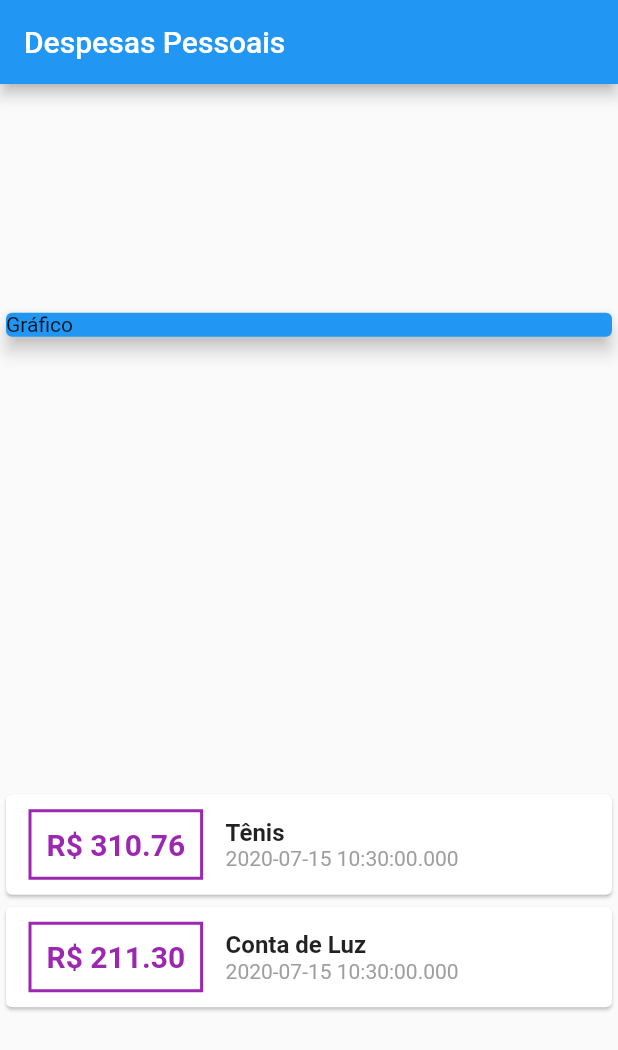
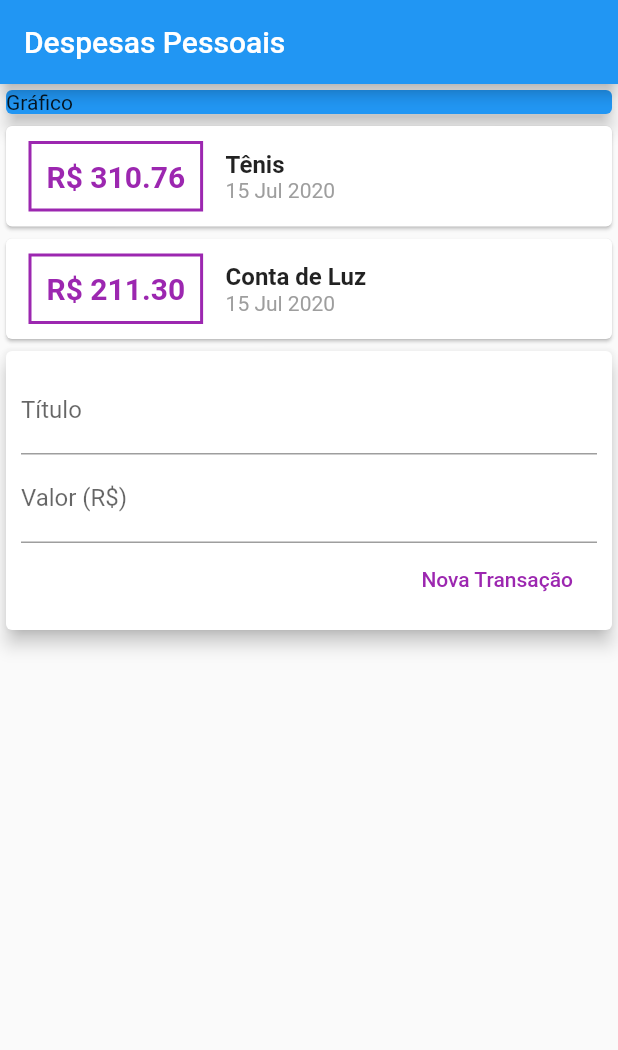
Before and after one commit to barbara-oliveira/expenses, a Flutter app: the screen it shows after launch, on a phone screen of 412 x 824 dp. Shown: the top 1050 px of the screen. Run offline on Flutter 3.47's test engine with Material 2 defaults, Android fonts, the phone set to English and light mode, and no system bars.

Commit message:
adicionando transação

```diff
--- /dev/null
+++ b/lib/components/transaction_form.dart
@@ -0,0 +1,50 @@
+import 'package:flutter/material.dart';
+
+class TransactionForm extends StatelessWidget {
+  final titleController = TextEditingController();
+  final valueCotroller = TextEditingController();
+
+  final void Function(String, double) onSubmit;
+
+  TransactionForm(this.onSubmit);
+
+  @override
+  Widget build(BuildContext context) {
+    return Card(
+      elevation: 5,
+      child: Padding(
+        padding: const EdgeInsets.all(10),
+        child: Column(
+          children: <Widget>[
+            TextField(
+              controller: titleController,
+              decoration: InputDecoration(
+                labelText: "Título",
+              ),
+            ),
+            TextField(
+              controller: valueCotroller,
+              decoration: InputDecoration(
+                labelText: "Valor (R\$)",
+              ),
+            ),
+            Row(
+              mainAxisAlignment: MainAxisAlignment.end,
+              children: [
+                FlatButton(
+                  child: Text("Nova Transação"),
+                  textColor: Colors.purple,
+                  onPressed: () {
+                    final title = titleController.text;
+                    final value = double.tryParse(valueCotroller.text) ?? 0.0;
+                    onSubmit(title, value);
+                  },
+                ),
+              ],
+            ),
+          ],
+        ),
+      ),
+    );
+  }
+}
--- /dev/null
+++ b/lib/components/transaction_list.dart
@@ -0,0 +1,61 @@
+import 'package:expenses/models/transaction.dart';
+import 'package:flutter/material.dart';
+import 'package:intl/intl.dart';
+
+class TransactionList extends StatelessWidget {
+  final List<Transaction> transactions;
+
+  TransactionList(this.transactions);
+
+  @override
+  Widget build(BuildContext context) {
+    return Column(
+      children: transactions.map((tr) {
+        return Card(
+          child: Row(
+            children: <Widget>[
+              Container(
+                margin: EdgeInsets.symmetric(
+                  horizontal: 15,
+                  vertical: 10,
+                ),
+                decoration: BoxDecoration(
+                  border: Border.all(
+                    color: Colors.purple,
+                    width: 2,
+                  ),
+                ),
+                padding: EdgeInsets.all(10),
+                child: Text(
+                  "R\$ ${tr.value.toStringAsFixed(2)}",
+                  style: TextStyle(
+                      fontWeight: FontWeight.bold,
+                      fontSize: 20,
+                      color: Colors.purple),
+                ),
+              ),
+              Column(
+                crossAxisAlignment: CrossAxisAlignment.start,
+                children: <Widget>[
+                  Text(
+                    tr.title,
+                    style: TextStyle(
+                      fontSize: 16,
+                      fontWeight: FontWeight.bold,
+                    ),
+                  ),
+                  Text(
+                    DateFormat('d MMM y').format(tr.date),
+                    style: TextStyle(
+                      color: Colors.grey,
+                    ),
+                  ),
+                ],
+              )
+            ],
+          ),
+        );
+      }).toList(),
+    );
+  }
+}
--- /dev/null
+++ b/lib/components/transaction_user.dart
@@ -0,0 +1,51 @@
+import 'dart:math';
+
+import 'package:flutter/material.dart';
+import '../models/transaction.dart';
+import 'transaction_form.dart';
+import 'transaction_list.dart';
+
+class TransactionUser extends StatefulWidget {
+  @override
+  _TransactionUserState createState() => _TransactionUserState();
+}
+
+class _TransactionUserState extends State<TransactionUser> {
+  final _transactions = [
+    Transaction(
+      id: 't1',
+      title: 'Tênis',
+      value: 310.76,
+      date: DateTime.now(),
+    ),
+    Transaction(
+      id: 't2',
+      title: 'Conta de Luz',
+      value: 211.30,
+      date: DateTime.now(),
+    ),
+  ];
+
+  _addTransaction(String title, double value) {
+    final newTransaction = Transaction(
+      id: Random().nextDouble().toString(),
+      title: title,
+      value: value,
+      date: DateTime.now(),
+    );
+
+    setState(() {
+      _transactions.add(newTransaction);
+    });
+  }
+
+  @override
+  Widget build(BuildContext context) {
+    return Column(
+      children: [
+        TransactionList(_transactions),
+        TransactionForm(_addTransaction),
+      ],
+    );
+  }
+}
--- a/lib/main.dart
+++ b/lib/main.dart
@@ -1,4 +1,4 @@
-import 'package:expenses/models/transaction.dart';
+import 'package:expenses/components/transaction_user.dart';
 import 'package:flutter/material.dart';
 
 main() => runApp(ExpensesApp());
@@ -13,21 +13,6 @@ class ExpensesApp extends StatelessWidget {
 }
 
 class MyHomePage extends StatelessWidget {
-  final _transactions = [
-    Transaction(
-      id: 't1',
-      title: 'Tênis',
-      value: 310.76,
-      date: DateTime.now(),
-    ),
-    Transaction(
-      id: 't2',
-      title: 'Conta de Luz',
-      value: 211.30,
-      date: DateTime.now(),
-    ),
-  ];
-
   @override
   Widget build(BuildContext context) {
     return Scaffold(
@@ -35,7 +20,6 @@ class MyHomePage extends StatelessWidget {
         title: Text("Despesas Pessoais"),
       ),
       body: Column(
-        mainAxisAlignment: MainAxisAlignment.spaceAround,
         crossAxisAlignment: CrossAxisAlignment.stretch,
         children: <Widget>[
           Container(
@@ -46,54 +30,7 @@ class MyHomePage extends StatelessWidget {
               elevation: 5,
             ),
           ),
-          Column(
-            children: _transactions.map((tr) {
-              return Card(
-                child: Row(
-                  children: <Widget>[
-                    Container(
-                      margin: EdgeInsets.symmetric(
-                        horizontal: 15,
-                        vertical: 10,
-                      ),
-                      decoration: BoxDecoration(
-                        border: Border.all(
-                          color: Colors.purple,
-                          width: 2,
-                        ),
-                      ),
-                      padding: EdgeInsets.all(10),
-                      child: Text(
-                        "R\$ ${tr.value.toStringAsFixed(2)}",
-                        style: TextStyle(
-                            fontWeight: FontWeight.bold,
-                            fontSize: 20,
-                            color: Colors.purple),
-                      ),
-                    ),
-                    Column(
-                      crossAxisAlignment: CrossAxisAlignment.start,
-                      children: <Widget>[
-                        Text(
-                          tr.title,
-                          style: TextStyle(
-                            fontSize: 16,
-                            fontWeight: FontWeight.bold,
-                          ),
-                        ),
-                        Text(
-                          tr.date.toString(),
-                          style: TextStyle(
-                            color: Colors.grey,
-                          ),
-                        ),
-                      ],
-                    )
-                  ],
-                ),
-              );
-            }).toList(),
-          )
+          TransactionUser()
         ],
       ),
     );
--- a/pubspec.yaml
+++ b/pubspec.yaml
@@ -23,7 +23,7 @@ environment:
 dependencies:
   flutter:
     sdk: flutter
-
+  intl: ^0.16.1
 
   # The following adds the Cupertino Icons font to your application.
   # Use with the CupertinoIcons class for iOS style icons.
```
Also changed, not shown: pubspec.lock.
